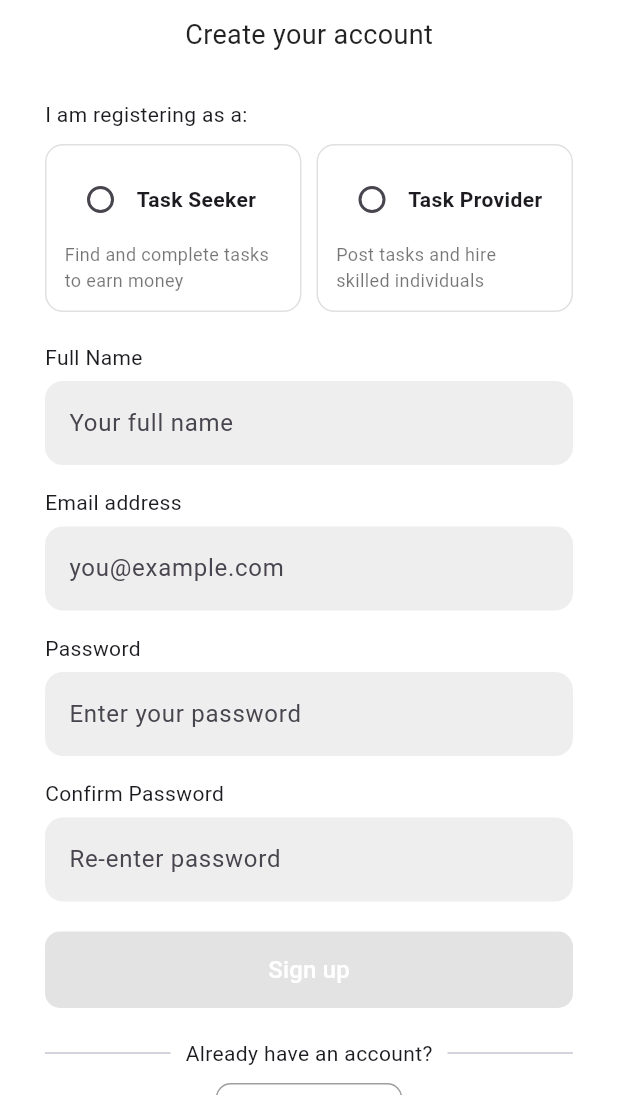
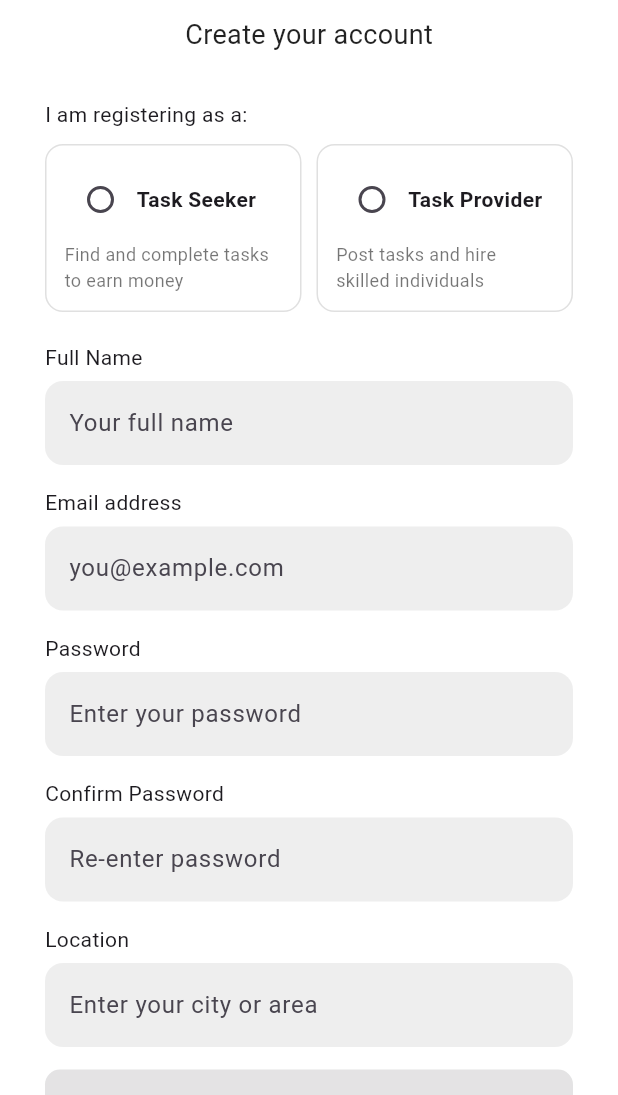
Before and after one commit to mansiii-programmer/Hirent, a Flutter app: the SignUpScreen screen opened by its route, on a phone screen of 412 x 824 dp, the part 141-1236 px from its top. Run offline on Flutter 3.47's test engine with Material 3 defaults, Android fonts, the phone set to English and light mode, and no system bars; our stand-ins replace lucide_icons, pin_code_fields; Roboto replaces fonts that are missing (Poppins).

Commit message:
final changes

```diff
--- a/hirent2/hirent2/lib/screens/main.dart
+++ b/hirent2/hirent2/lib/screens/main.dart
@@ -13,7 +13,6 @@ import 'package:hirent2/screens/role_selection.dart';
 import 'package:hirent2/screens/tp_homepage.dart';
 import 'package:hirent2/screens/ts_profile_screen.dart';
 
-// ✅ NEW IMPORTS
 import 'package:hirent2/screens/settings.dart';
 import 'package:hirent2/screens/wallet.dart';
 import 'package:hirent2/screens/security.dart';
--- a/hirent2/hirent2/lib/screens/signup_screen.dart
+++ b/hirent2/hirent2/lib/screens/signup_screen.dart
@@ -1,31 +1,9 @@
 import 'package:flutter/material.dart';
-import 'package:hirent2/screens/otp_screen.dart';
-import 'package:hirent2/screens/sign_in_screen.dart';
-
-void main() {
-  runApp(const HirentApp());
-}
-
-class HirentApp extends StatelessWidget {
-  const HirentApp({super.key});
-
-  @override
-  Widget build(BuildContext context) {
-    return MaterialApp(
-      debugShowCheckedModeBanner: false,
-      home: const SignUpScreen(
-        selectedRole: '',
-      ),
-      routes: {
-        '/signin': (context) => const SignInPage(),
-        '/otp': (context) => const OTPVerificationPage(),
-      },
-    );
-  }
-}
 
 class SignUpScreen extends StatefulWidget {
-  const SignUpScreen({super.key, required String selectedRole});
+  const SignUpScreen({super.key, required this.selectedRole});
+
+  final String selectedRole;
 
   @override
   State<SignUpScreen> createState() => _SignUpScreenState();
@@ -33,58 +11,70 @@ class SignUpScreen extends StatefulWidget {
 
 class _SignUpScreenState extends State<SignUpScreen> {
   final _formKey = GlobalKey<FormState>();
+
   final TextEditingController _emailController = TextEditingController();
   final TextEditingController _nameController = TextEditingController();
   final TextEditingController _passwordController = TextEditingController();
   final TextEditingController _confirmPasswordController =
       TextEditingController();
+  final TextEditingController _bioController = TextEditingController();
+  final TextEditingController _skillsController = TextEditingController();
+  final TextEditingController _locationController = TextEditingController();
 
-  bool? isSeeker; // Nullable bool to force explicit role selection
+  bool? isSeeker;
+
+  @override
+  void initState() {
+    super.initState();
+    // Set initial role based on passed selectedRole
+    if (widget.selectedRole.toLowerCase().contains("seeker")) {
+      isSeeker = true;
+    } else if (widget.selectedRole.toLowerCase().contains("provider")) {
+      isSeeker = false;
+    }
+  }
 
   void _continue() {
     if (isSeeker == null) {
-      // Show snackbar or alert to select role
       ScaffoldMessenger.of(context).showSnackBar(
         const SnackBar(content: Text('Please select a role')),
       );
-      print('Continue pressed but role not selected');
       return;
     }
 
     if (_formKey.currentState!.validate()) {
       String selectedRole = isSeeker! ? 'Task Seeker' : 'Task Provider';
-      print('Continue pressed, selected role: $selectedRole');
       Navigator.pushNamed(
         context,
         '/otp',
-        arguments: {'role': selectedRole},
+        arguments: {
+          'role': selectedRole,
+          'email': _emailController.text.trim(),
+          'name': _nameController.text.trim(),
+          'location': _locationController.text.trim(),
+          'bio': _bioController.text.trim(),
+          'skills': _skillsController.text.trim(),
+        },
       );
     }
   }
 
   String? _validateEmail(String? value) {
-    if (value == null || value.isEmpty) {
-      return 'Required*';
-    } else if (!RegExp(r'^[\w-\.]+@([\w-]+\.)+[\w]{2,4}$')
-        .hasMatch(value.trim())) {
+    if (value == null || value.isEmpty) return 'Required*';
+    if (!RegExp(r'^[\w-\.]+@([\w-]+\.)+[\w]{2,4}$').hasMatch(value.trim())) {
       return 'Enter a valid email';
     }
     return null;
   }
 
   String? _validatePassword(String? value) {
-    if (value == null || value.isEmpty) {
-      return 'Required*';
-    } else if (value.length < 6) {
-      return 'Password must be at least 6 characters';
-    }
+    if (value == null || value.isEmpty) return 'Required*';
+    if (value.length < 6) return 'Password must be at least 6 characters';
     return null;
   }
 
   String? _validateConfirmPassword(String? value) {
-    if (value != _passwordController.text) {
-      return 'Passwords do not match';
-    }
+    if (value != _passwordController.text) return 'Passwords do not match';
     return null;
   }
 
@@ -105,7 +95,8 @@ class _SignUpScreenState extends State<SignUpScreen> {
                   style: TextStyle(
                     fontSize: 24,
                     fontWeight: FontWeight.bold,
-                      color: Colors.teal),
+                    color: Colors.teal,
+                  ),
                 ),
               ),
               const SizedBox(height: 10),
@@ -132,28 +123,56 @@ class _SignUpScreenState extends State<SignUpScreen> {
               _buildInputField(
                 controller: _nameController,
                 label: "Full Name",
-                  hint: "Your full name"),
+                hint: "Your full name",
+              ),
               const SizedBox(height: 15),
               _buildInputField(
                 controller: _emailController,
                 label: "Email address",
                 hint: "you@example.com",
-                  validator: _validateEmail),
+                validator: _validateEmail,
+              ),
               const SizedBox(height: 15),
               _buildInputField(
                 controller: _passwordController,
                 label: "Password",
                 hint: "Enter your password",
                 obscureText: true,
-                  validator: _validatePassword),
+                validator: _validatePassword,
+              ),
               const SizedBox(height: 15),
               _buildInputField(
                 controller: _confirmPasswordController,
                 label: "Confirm Password",
                 hint: "Re-enter password",
                 obscureText: true,
-                  validator: _validateConfirmPassword),
-              const SizedBox(height: 20),
+                validator: _validateConfirmPassword,
+              ),
+              const SizedBox(height: 15),
+              _buildInputField(
+                controller: _locationController,
+                label: "Location",
+                hint: "Enter your city or area",
+                validator: (value) => value == null || value.isEmpty
+                    ? 'Location is required'
+                    : null,
+              ),
+              const SizedBox(height: 15),
+              if (isSeeker == true) ...[
+                _buildInputField(
+                  controller: _skillsController,
+                  label: "Skills",
+                  hint: "e.g., Cooking, Teaching, Delivery",
+                ),
+                const SizedBox(height: 15),
+                _buildInputField(
+                  controller: _bioController,
+                  label: "Short Bio",
+                  hint: "Tell something about yourself",
+                  maxLines: 3,
+                ),
+                const SizedBox(height: 15),
+              ],
               SizedBox(
                 width: double.infinity,
                 child: ElevatedButton(
@@ -162,7 +181,8 @@ class _SignUpScreenState extends State<SignUpScreen> {
                         isSeeker == null ? Colors.grey : Colors.teal,
                     padding: const EdgeInsets.symmetric(vertical: 14),
                     shape: RoundedRectangleBorder(
-                        borderRadius: BorderRadius.circular(10)),
+                      borderRadius: BorderRadius.circular(10),
+                    ),
                   ),
                   onPressed: isSeeker == null ? null : _continue,
                   child: const Text(
@@ -215,7 +235,6 @@ class _SignUpScreenState extends State<SignUpScreen> {
         onTap: () {
           setState(() {
             isSeeker = seekerOption;
-            print('Role changed by tap: isSeeker = $isSeeker');
           });
         },
         child: Container(
@@ -237,7 +256,6 @@ class _SignUpScreenState extends State<SignUpScreen> {
                     groupValue: isSeeker,
                     onChanged: (val) => setState(() {
                       isSeeker = val!;
-                      print('Role changed by radio: isSeeker = $isSeeker');
                     }),
                     activeColor: Colors.teal,
                   ),
@@ -270,6 +288,7 @@ class _SignUpScreenState extends State<SignUpScreen> {
     required String hint,
     bool obscureText = false,
     String? Function(String?)? validator,
+    int maxLines = 1,
   }) {
     return Column(
       crossAxisAlignment: CrossAxisAlignment.start,
@@ -279,6 +298,7 @@ class _SignUpScreenState extends State<SignUpScreen> {
         TextFormField(
           controller: controller,
           obscureText: obscureText,
+          maxLines: maxLines,
           validator: validator,
           decoration: InputDecoration(
             hintText: hint,
```
Also changed, not shown: hirent2/hirent2/lib/screens/tp_mytask.dart (+23 -10 lines). Lines whose indentation alone changed are shown as unchanged.
